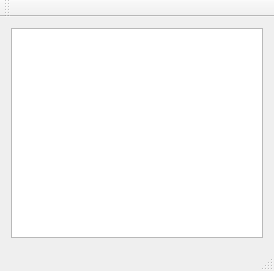
Qt form monitor/mainwindow.ui (CARVE-ROBMOSYS/YARP-BT-modules) before a commit.
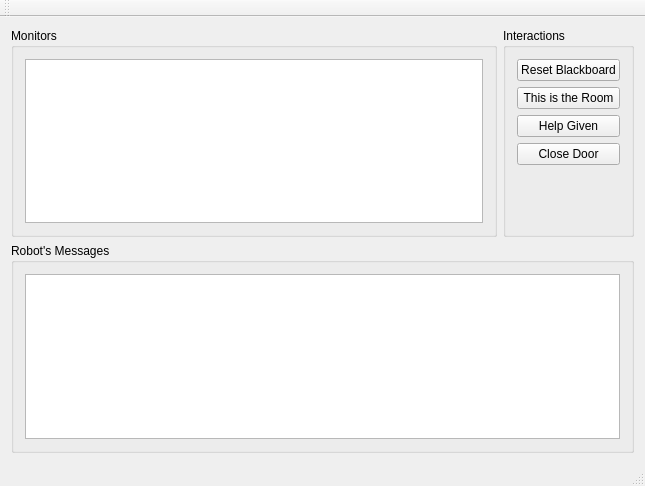
The same form after that commit.

What changed in the file:
```diff
--- a/monitor/mainwindow.ui
+++ b/monitor/mainwindow.ui
@@ -6,8 +6,8 @@
    <rect>
     <x>0</x>
     <y>0</y>
-    <width>274</width>
-    <height>271</height>
+    <width>645</width>
+    <height>486</height>
    </rect>
   </property>
   <property name="windowTitle">
@@ -16,16 +16,91 @@
   <widget class="QWidget" name="centralWidget">
    <layout class="QVBoxLayout" name="verticalLayout">
     <item>
-     <widget class="QTableWidget" name="tableWidget">
-      <property name="minimumSize">
-       <size>
-        <width>0</width>
-        <height>100</height>
-       </size>
+     <layout class="QHBoxLayout" name="horizontalLayout">
+      <item>
+       <widget class="QGroupBox" name="groupBox">
+        <property name="title">
+         <string>Monitors</string>
+        </property>
+        <layout class="QHBoxLayout" name="horizontalLayout_2">
+         <item>
+          <widget class="QTableWidget" name="tableWidget">
+           <property name="minimumSize">
+            <size>
+             <width>0</width>
+             <height>100</height>
+            </size>
+           </property>
+           <property name="selectionMode">
+            <enum>QAbstractItemView::NoSelection</enum>
+           </property>
+          </widget>
+         </item>
+        </layout>
+       </widget>
+      </item>
+      <item>
+       <widget class="QGroupBox" name="groupBox_2">
+        <property name="title">
+         <string>Interactions</string>
+        </property>
+        <layout class="QVBoxLayout" name="verticalLayout_3">
+         <item>
+          <widget class="QPushButton" name="pushButton_resetbb">
+           <property name="text">
+            <string>Reset Blackboard</string>
+           </property>
+          </widget>
+         </item>
+         <item>
+          <widget class="QPushButton" name="pushButton_this_is">
+           <property name="text">
+            <string>This is the Room</string>
+           </property>
+          </widget>
+         </item>
+         <item>
+          <widget class="QPushButton" name="pushButton_help">
+           <property name="text">
+            <string>Help Given</string>
+           </property>
+          </widget>
+         </item>
+         <item>
+          <widget class="QPushButton" name="pushButton_toggleDoor">
+           <property name="text">
+            <string>Close Door</string>
+           </property>
+          </widget>
+         </item>
+         <item>
+          <spacer name="verticalSpacer">
+           <property name="orientation">
+            <enum>Qt::Vertical</enum>
+           </property>
+           <property name="sizeHint" stdset="0">
+            <size>
+             <width>20</width>
+             <height>40</height>
+            </size>
+           </property>
+          </spacer>
+         </item>
+        </layout>
+       </widget>
+      </item>
+     </layout>
+    </item>
+    <item>
+     <widget class="QGroupBox" name="groupBox_3">
+      <property name="title">
+       <string>Robot's Messages</string>
       </property>
-      <property name="selectionMode">
-       <enum>QAbstractItemView::NoSelection</enum>
-      </property>
+      <layout class="QVBoxLayout" name="verticalLayout_2">
+       <item>
+        <widget class="QTextBrowser" name="textBrowser"/>
+       </item>
+      </layout>
      </widget>
     </item>
    </layout>
```
Left out of the diff: 2 changed lines with no effect on the pictures.
